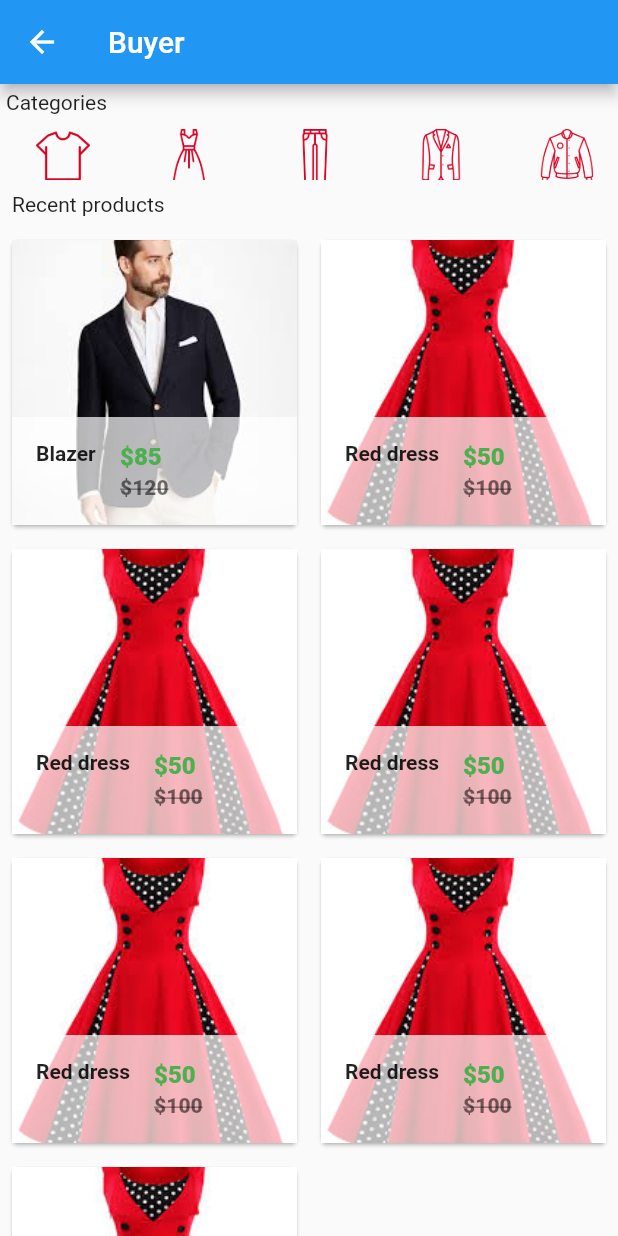
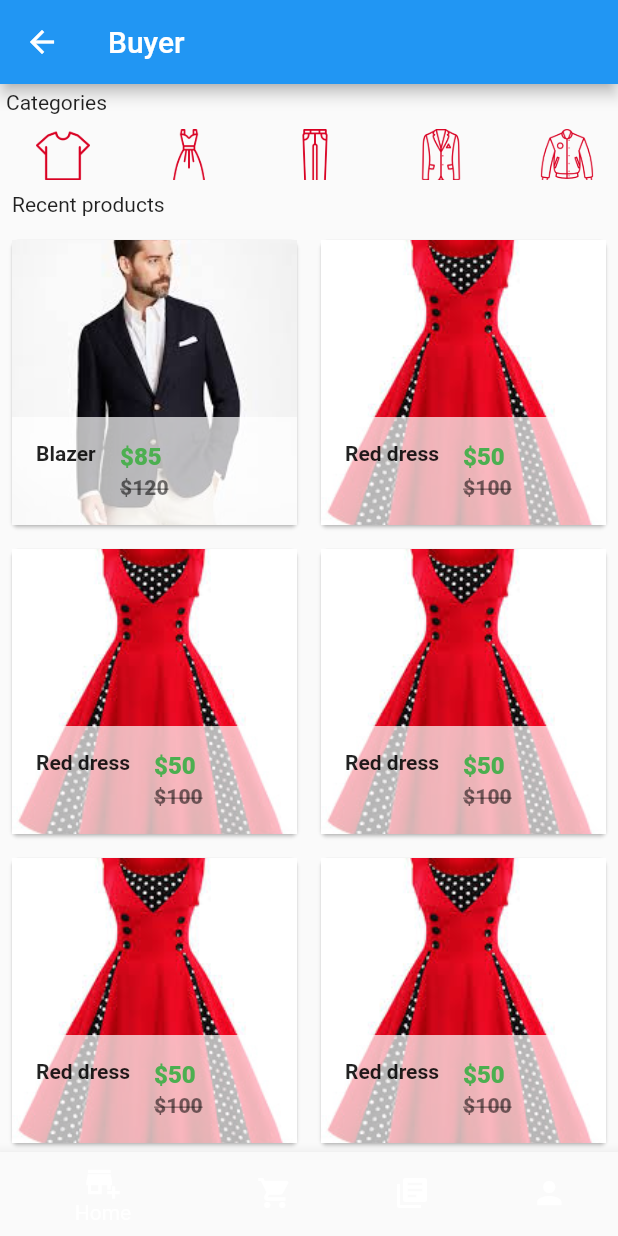
Before and after one commit to frank-hub/mazao_link, a Flutter app: the BuyerHome screen opened directly, on a phone screen of 412 x 824 dp. Run offline on Flutter 3.47's test engine with Material 2 defaults, Android fonts, the phone set to English and light mode, and no system bars; our stand-ins replace awesome_dialog, cloud_firestore, firebase_auth, firebase_core, flutter_spinkit, font_awesome_flutter; accounts and stored records are empty.

```diff
--- a/lib/ui/buyer/BuyerHomePage.dart
+++ b/lib/ui/buyer/BuyerHomePage.dart
@@ -12,6 +12,28 @@ class _BuyerHomeState extends State<BuyerHome> {
     return Scaffold(
       appBar: AppBar(
         title: Text("Buyer"),
+      ),
+      bottomNavigationBar: BottomNavigationBar(
+        currentIndex: 0, // this will be set when a new tab is tapped
+        items: [
+          BottomNavigationBarItem(
+            icon: new Icon(Icons.add_business_sharp),
+            title: new Text('Home'),
+          ),
+          BottomNavigationBarItem(
+            icon: new Icon(Icons.shopping_cart),
+            title: new Text('Cart'),
+          ),
+          BottomNavigationBarItem(
+            icon: new Icon(Icons.library_books),
+            title: new Text('Orders'),
+          ),
+          BottomNavigationBarItem(
+              icon: Icon(Icons.person),
+              title: Text('Profile'),
+            backgroundColor: Colors.black
+          )
+        ],
       ),
       body: Column(
         children: <Widget>[
```
